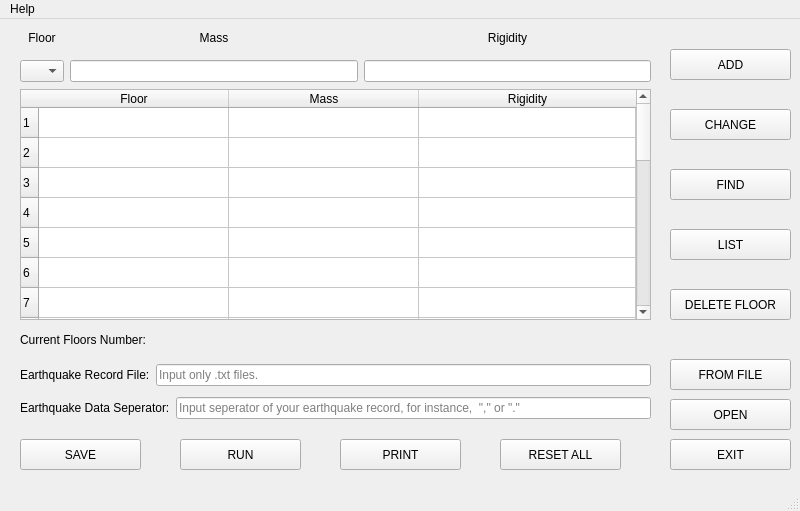
Qt form sDynaUi.ui (alitatici/VisualizationOfCodes) before a commit.
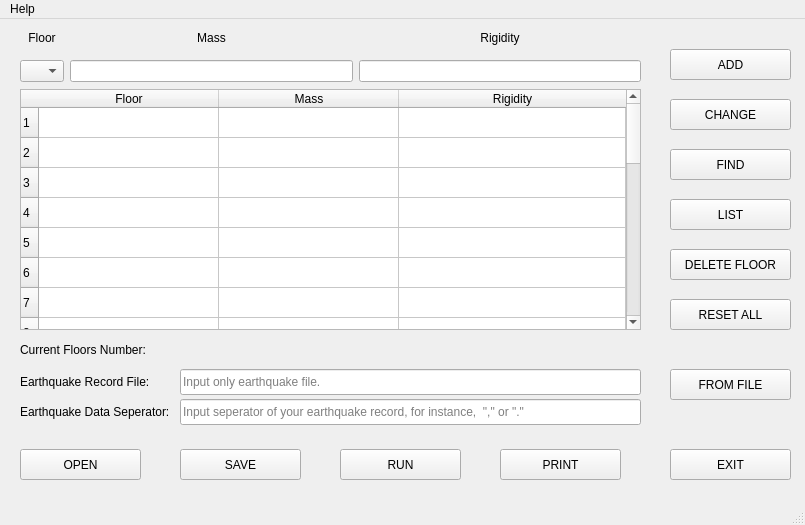
The same form after that commit. Icons and pictures are not drawn.

```diff
--- a/sDynaUi.ui
+++ b/sDynaUi.ui
@@ -6,8 +6,8 @@
    <rect>
     <x>0</x>
     <y>0</y>
-    <width>800</width>
-    <height>511</height>
+    <width>805</width>
+    <height>525</height>
    </rect>
   </property>
   <property name="windowTitle">
@@ -1285,8 +1285,8 @@
      <rect>
       <x>20</x>
       <y>70</y>
-      <width>631</width>
-      <height>231</height>
+      <width>621</width>
+      <height>241</height>
      </rect>
     </property>
     <property name="editTriggers">
@@ -1308,7 +1308,7 @@
      <number>3</number>
     </property>
     <attribute name="horizontalHeaderDefaultSectionSize">
-     <number>190</number>
+     <number>180</number>
     </attribute>
     <attribute name="horizontalHeaderStretchLastSection">
      <bool>true</bool>
@@ -1358,7 +1358,7 @@
     <property name="geometry">
      <rect>
       <x>20</x>
-      <y>310</y>
+      <y>320</y>
       <width>141</width>
       <height>21</height>
      </rect>
@@ -1371,7 +1371,7 @@
     <property name="geometry">
      <rect>
       <x>170</x>
-      <y>310</y>
+      <y>320</y>
       <width>101</width>
       <height>21</height>
      </rect>
@@ -1396,75 +1396,12 @@
      <string>ADD</string>
     </property>
    </widget>
-   <widget class="QWidget" name="layoutWidget">
-    <property name="geometry">
-     <rect>
-      <x>20</x>
-      <y>340</y>
-      <width>631</width>
-      <height>65</height>
-     </rect>
-    </property>
-    <layout class="QVBoxLayout" name="verticalLayout_4">
-     <item>
-      <layout class="QHBoxLayout" name="horizontalLayout_3">
-       <item>
-        <widget class="QLabel" name="label_4">
-         <property name="text">
-          <string>Earthquake Record File:</string>
-         </property>
-        </widget>
-       </item>
-       <item>
-        <widget class="QLineEdit" name="lne_EQData">
-         <property name="placeholderText">
-          <string>Input only .txt files.</string>
-         </property>
-         <property name="clearButtonEnabled">
-          <bool>true</bool>
-         </property>
-        </widget>
-       </item>
-      </layout>
-     </item>
-     <item>
-      <layout class="QHBoxLayout" name="horizontalLayout_4">
-       <item>
-        <widget class="QLabel" name="label_5">
-         <property name="text">
-          <string>Earthquake Data Seperator:</string>
-         </property>
-        </widget>
-       </item>
-       <item>
-        <widget class="QLineEdit" name="lne_Seperator">
-         <property name="inputMask">
-          <string/>
-         </property>
-         <property name="text">
-          <string/>
-         </property>
-         <property name="maxLength">
-          <number>1</number>
-         </property>
-         <property name="placeholderText">
-          <string>Input seperator of your earthquake record, for instance,  &quot;,&quot; or &quot;.&quot;</string>
-         </property>
-         <property name="clearButtonEnabled">
-          <bool>true</bool>
-         </property>
-        </widget>
-       </item>
-      </layout>
-     </item>
-    </layout>
-   </widget>
    <widget class="QWidget" name="layoutWidget">
     <property name="geometry">
      <rect>
       <x>20</x>
       <y>2</y>
-      <width>631</width>
+      <width>621</width>
       <height>61</height>
      </rect>
     </property>
@@ -1664,7 +1601,7 @@
     <property name="geometry">
      <rect>
       <x>670</x>
-      <y>270</y>
+      <y>230</y>
       <width>121</width>
       <height>31</height>
      </rect>
@@ -1680,7 +1617,7 @@
     <property name="geometry">
      <rect>
       <x>670</x>
-      <y>150</y>
+      <y>130</y>
       <width>121</width>
       <height>31</height>
      </rect>
@@ -1696,7 +1633,7 @@
     <property name="geometry">
      <rect>
       <x>670</x>
-      <y>210</y>
+      <y>180</y>
       <width>121</width>
       <height>31</height>
      </rect>
@@ -1712,7 +1649,7 @@
     <property name="geometry">
      <rect>
       <x>670</x>
-      <y>340</y>
+      <y>350</y>
       <width>121</width>
       <height>31</height>
      </rect>
@@ -1728,7 +1665,7 @@
     <property name="geometry">
      <rect>
       <x>670</x>
-      <y>420</y>
+      <y>430</y>
       <width>121</width>
       <height>31</height>
      </rect>
@@ -1743,8 +1680,8 @@
    <widget class="QPushButton" name="pb_reset">
     <property name="geometry">
      <rect>
-      <x>500</x>
-      <y>420</y>
+      <x>670</x>
+      <y>280</y>
       <width>121</width>
       <height>31</height>
      </rect>
@@ -1759,8 +1696,8 @@
    <widget class="QPushButton" name="pb_run">
     <property name="geometry">
      <rect>
-      <x>180</x>
-      <y>420</y>
+      <x>340</x>
+      <y>430</y>
       <width>121</width>
       <height>31</height>
      </rect>
@@ -1775,8 +1712,8 @@
    <widget class="QPushButton" name="pb_Print">
     <property name="geometry">
      <rect>
-      <x>340</x>
-      <y>420</y>
+      <x>500</x>
+      <y>430</y>
       <width>121</width>
       <height>31</height>
      </rect>
@@ -1792,7 +1729,7 @@
     <property name="geometry">
      <rect>
       <x>670</x>
-      <y>90</y>
+      <y>80</y>
       <width>121</width>
       <height>31</height>
      </rect>
@@ -1807,8 +1744,8 @@
    <widget class="QPushButton" name="pb_Save">
     <property name="geometry">
      <rect>
-      <x>20</x>
-      <y>420</y>
+      <x>180</x>
+      <y>430</y>
       <width>121</width>
       <height>31</height>
      </rect>
@@ -1823,8 +1760,8 @@
    <widget class="QPushButton" name="pb_Open">
     <property name="geometry">
      <rect>
-      <x>670</x>
-      <y>380</y>
+      <x>20</x>
+      <y>430</y>
       <width>121</width>
       <height>31</height>
      </rect>
@@ -1836,13 +1773,80 @@
      <string>OPEN</string>
     </property>
    </widget>
+   <widget class="QLabel" name="label_4">
+    <property name="geometry">
+     <rect>
+      <x>20</x>
+      <y>350</y>
+      <width>137</width>
+      <height>26</height>
+     </rect>
+    </property>
+    <property name="text">
+     <string>Earthquake Record File:</string>
+    </property>
+   </widget>
+   <widget class="QLabel" name="label_5">
+    <property name="geometry">
+     <rect>
+      <x>20</x>
+      <y>380</y>
+      <width>160</width>
+      <height>26</height>
+     </rect>
+    </property>
+    <property name="text">
+     <string>Earthquake Data Seperator:</string>
+    </property>
+   </widget>
+   <widget class="QLineEdit" name="lne_Seperator">
+    <property name="geometry">
+     <rect>
+      <x>180</x>
+      <y>380</y>
+      <width>461</width>
+      <height>26</height>
+     </rect>
+    </property>
+    <property name="inputMask">
+     <string/>
+    </property>
+    <property name="text">
+     <string/>
+    </property>
+    <property name="maxLength">
+     <number>1</number>
+    </property>
+    <property name="placeholderText">
+     <string>Input seperator of your earthquake record, for instance,  &quot;,&quot; or &quot;.&quot;</string>
+    </property>
+    <property name="clearButtonEnabled">
+     <bool>true</bool>
+    </property>
+   </widget>
+   <widget class="QLineEdit" name="lne_EQData">
+    <property name="geometry">
+     <rect>
+      <x>180</x>
+      <y>350</y>
+      <width>461</width>
+      <height>26</height>
+     </rect>
+    </property>
+    <property name="placeholderText">
+     <string>Input only earthquake file.</string>
+    </property>
+    <property name="clearButtonEnabled">
+     <bool>true</bool>
+    </property>
+   </widget>
   </widget>
   <widget class="QMenuBar" name="menubar">
    <property name="geometry">
     <rect>
      <x>0</x>
      <y>0</y>
-     <width>800</width>
+     <width>805</width>
      <height>26</height>
     </rect>
    </property>
```
